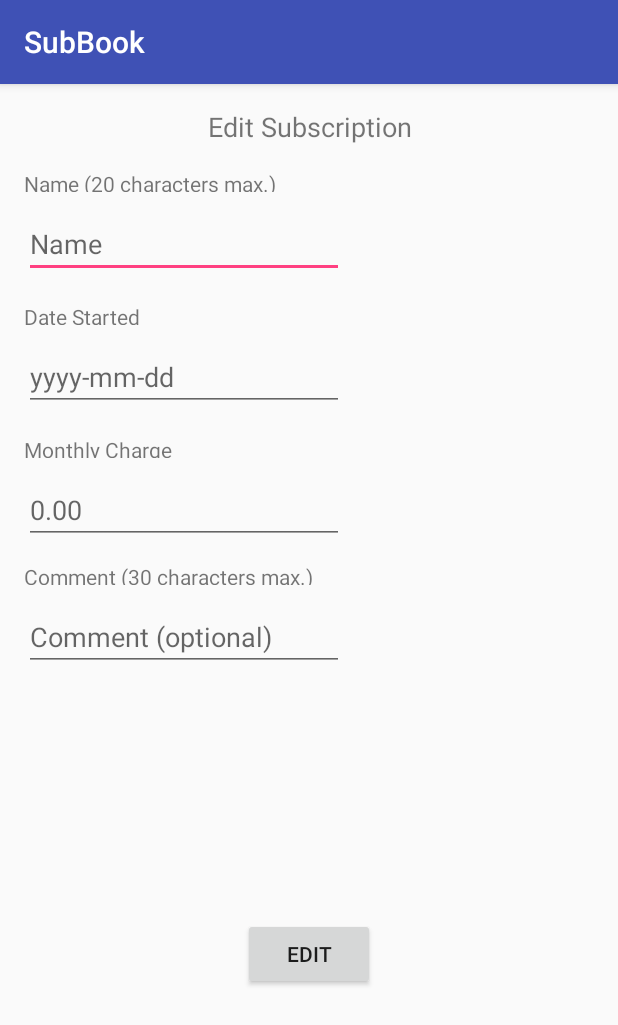
After one commit to guessworks/Assignment1, an Android app: the EditSubscription screen opened directly, with no data from a screen before it, on a phone screen of 412 x 824 dp. The commit adds this screen. Shown: the top 1025 px of the screen. Run offline under Robolectric (Android 15) with nearby library versions, the phone set to English and light mode, and no system bars.

Commit message:
Debugging EditSubscription

```diff
--- /dev/null
+++ b/app/src/main/java/com/example/assignment1/EditSubscription.java
@@ -0,0 +1,123 @@
+/*
+ *
+ * EditSubscription
+ *
+ * February 4, 2018
+ *
+ * Copyright (c) 2018 Lauren H.-Leblanc, CMPUT 301,
+ * University of Alberta - All Rights Reserved.
+ * You may use, distribute, or modify this code under terms and conditions
+  * of the Code of Student Behaviour at the University of Alberta.
+ */
+
+package com.example.assignment1;
+
+import android.content.Context;
+import android.content.Intent;
+import android.support.v7.app.AppCompatActivity;
+import android.os.Bundle;
+import android.view.View;
+import android.widget.Button;
+import android.widget.EditText;
+import android.widget.Toast;
+
+import java.util.Date;
+
+/**
+ * A sub-activity which allows the user to edit a subscription.
+ *
+ * @author Lauren H.-L.
+ * @see Subscription
+ * @see SubList
+ * @see ViewSubscription
+ */
+public class EditSubscription extends AppCompatActivity {
+
+    private String name;
+    private String date;
+    private Double charge;
+    private String comment;
+    private Subscription sub;
+    private Context context= this;
+
+    /**
+     * On creation of the activity, it displays the layout. Also dictates what
+     * actions will be performed once the "Edit" button is clicked.
+     *
+     * @param savedInstanceState The activity's previous saved state.
+     */
+    @Override
+    protected void onCreate(Bundle savedInstanceState) {
+        super.onCreate(savedInstanceState);
+        setContentView(R.layout.activity_edit_subscription);
+
+        View.OnClickListener editSubListener = new View.OnClickListener() {
+            public void onClick(View view){
+
+                getInput();
+                try {
+                    checkInput();
+                    /* no errors, continue */
+                    sub = new Subscription(charge, date, name, comment);
+                    finish();
+                }
+                catch(NegativeChargeException ex){
+                    Toast.makeText(getApplicationContext(), "Monthly Charge can't be negative", Toast.LENGTH_LONG).show();
+                }
+                catch(EmptyFieldException ex){
+                    Toast.makeText(getApplicationContext(), "Name, Date, and Monthly charge cannot be left blank.", Toast.LENGTH_LONG).show();
+                }
+            }
+        };
+        Button editSubButton = (Button) findViewById(R.id.button);
+        editSubButton.setOnClickListener(editSubListener);
+    }
+
+
+    /**
+     * Gets the user entered text from the view objects and places it in variables.
+     */
+    public void getInput() {
+        EditText editText = (EditText) findViewById(R.id.NameField);
+        name = editText.getText().toString();
+        EditText editText2 = (EditText) findViewById(R.id.DateField);
+        date = editText2.getText().toString();
+        EditText editText3 = (EditText) findViewById(R.id.MonthlyCharge);
+        String temp = editText3.getText().toString();
+        if (!(temp.isEmpty())) {
+            charge = Double.parseDouble(temp);
+        }
+        EditText editText5 = (EditText) findViewById(R.id.CommentField);
+        comment = editText5.getText().toString();
+    }
+
+    /**
+     * Throws exception if user entered text is invalid.
+     *
+     * @throws NegativeChargeException Thrown if monthly charge is negative.
+     * @throws EmptyFieldException Thrown if an essential field is empty.
+     */
+    public void checkInput() throws NegativeChargeException, EmptyFieldException {
+        if ((charge != null) && (charge < 0)) {
+            throw new NegativeChargeException();
+        }
+        if ((name == null) || (charge == null) || (date == null)){
+            throw new EmptyFieldException();
+        }
+        if (comment == null){
+            comment = " ";
+        }
+    }
+
+    /**
+     * When the activity finishes, it creates a new Subscription object
+     * and places it in an intent to be returned to the ViewSubscription activity.
+     */
+    @Override
+    public void finish() {
+        Intent returnData = new Intent();
+        returnData.putExtra("editSub", sub);
+        setResult(RESULT_OK, returnData);
+        super.finish();
+    }
+}
--- /dev/null
+++ b/app/src/main/res/layout/activity_edit_subscription.xml
@@ -0,0 +1,127 @@
+<?xml version="1.0" encoding="utf-8"?>
+<android.support.constraint.ConstraintLayout xmlns:android="http://schemas.android.com/apk/res/android"
+    xmlns:app="http://schemas.android.com/apk/res-auto"
+    xmlns:tools="http://schemas.android.com/tools"
+    android:layout_width="match_parent"
+    android:layout_height="match_parent"
+    tools:context="com.example.assignment1.EditSubscription">
+
+    <TextView
+        android:id="@+id/textView"
+        android:layout_width="0dp"
+        android:layout_height="wrap_content"
+        android:layout_marginEnd="16dp"
+        android:layout_marginStart="16dp"
+        android:layout_marginTop="16dp"
+        android:text="@string/EditSubTitle"
+        android:textAlignment="center"
+        android:textSize="18sp"
+        app:layout_constraintEnd_toEndOf="parent"
+        app:layout_constraintStart_toStartOf="parent"
+        app:layout_constraintTop_toTopOf="parent" />
+
+    <TextView
+        android:id="@+id/textView3"
+        android:layout_width="wrap_content"
+        android:layout_height="15dp"
+        android:layout_marginStart="16dp"
+        android:layout_marginTop="16dp"
+        android:text="@string/NameTextView"
+        android:textAlignment="viewStart"
+        app:layout_constraintStart_toStartOf="parent"
+        app:layout_constraintTop_toBottomOf="@+id/textView" />
+
+    <EditText
+        android:id="@+id/NameField"
+        android:layout_width="wrap_content"
+        android:layout_height="wrap_content"
+        android:layout_marginStart="16dp"
+        android:layout_marginTop="12dp"
+        android:ems="10"
+        android:hint="@string/NameFieldHint"
+        android:inputType="textNoSuggestions|textPersonName"
+        android:maxLength="20"
+        app:layout_constraintStart_toStartOf="parent"
+        app:layout_constraintTop_toBottomOf="@+id/textView3" />
+
+    <TextView
+        android:id="@+id/textView4"
+        android:layout_width="wrap_content"
+        android:layout_height="15dp"
+        android:layout_marginStart="16dp"
+        android:layout_marginTop="16dp"
+        android:text="@string/DateTextView"
+        app:layout_constraintStart_toStartOf="parent"
+        app:layout_constraintTop_toBottomOf="@+id/NameField" />
+
+    <EditText
+        android:id="@+id/DateField"
+        android:layout_width="wrap_content"
+        android:layout_height="wrap_content"
+        android:layout_marginStart="16dp"
+        android:layout_marginTop="12dp"
+        android:ems="10"
+        android:hint="@string/DateFieldHint"
+        android:inputType="date"
+        app:layout_constraintStart_toStartOf="parent"
+        app:layout_constraintTop_toBottomOf="@+id/textView4" />
+
+    <TextView
+        android:id="@+id/textView5"
+        android:layout_width="wrap_content"
+        android:layout_height="15dp"
+        android:layout_marginStart="16dp"
+        android:layout_marginTop="16dp"
+        android:text="@string/ChargeTextView"
+        app:layout_constraintStart_toStartOf="parent"
+        app:layout_constraintTop_toBottomOf="@+id/DateField" />
+
+    <EditText
+        android:id="@+id/MonthlyCharge"
+        android:layout_width="wrap_content"
+        android:layout_height="wrap_content"
+        android:layout_marginStart="16dp"
+        android:layout_marginTop="12dp"
+        android:ems="10"
+        android:hint="@string/ChargeFieldHint"
+        android:inputType="numberDecimal"
+        app:layout_constraintStart_toStartOf="parent"
+        app:layout_constraintTop_toBottomOf="@+id/textView5" />
+
+    <TextView
+        android:id="@+id/textView6"
+        android:layout_width="wrap_content"
+        android:layout_height="15dp"
+        android:layout_marginStart="16dp"
+        android:layout_marginTop="12dp"
+        android:text="@string/CommentTextView"
+        app:layout_constraintStart_toStartOf="parent"
+        app:layout_constraintTop_toBottomOf="@+id/MonthlyCharge" />
+
+    <EditText
+        android:id="@+id/CommentField"
+        android:layout_width="wrap_content"
+        android:layout_height="wrap_content"
+        android:layout_marginStart="16dp"
+        android:layout_marginTop="12dp"
+        android:ems="10"
+        android:hint="@string/CommentFieldHint"
+        android:inputType="textNoSuggestions|textMultiLine"
+        android:maxLength="30"
+        app:layout_constraintStart_toStartOf="parent"
+        app:layout_constraintTop_toBottomOf="@+id/textView6" />
+
+    <Button
+        android:id="@+id/button"
+        android:layout_width="wrap_content"
+        android:layout_height="wrap_content"
+        android:layout_marginBottom="16dp"
+        android:layout_marginEnd="16dp"
+        android:layout_marginStart="16dp"
+        android:layout_marginTop="16dp"
+        android:text="@string/EditSubButton"
+        app:layout_constraintBottom_toBottomOf="parent"
+        app:layout_constraintEnd_toEndOf="parent"
+        app:layout_constraintStart_toStartOf="parent"
+        app:layout_constraintTop_toBottomOf="@+id/CommentField" />
+</android.support.constraint.ConstraintLayout>
--- a/app/src/main/res/values/strings.xml
+++ b/app/src/main/res/values/strings.xml
@@ -17,4 +17,5 @@
     <string name="DeleteSubButton">Delete</string>
     <string name="MonthlyCharge">Monthly charge:</string>
     <string name="Date">Date started:</string>
+    <string name="EditSubTitle">Edit Subscription</string>
 </resources>
```
Also changed, not shown: app/src/main/AndroidManifest.xml (+15 -2 lines), app/src/main/java/com/example/assignment1/SubBook.java (+26 -14 lines), app/src/main/java/com/example/assignment1/SubList.java (+6 -9 lines), app/src/main/java/com/example/assignment1/ViewSubscription.java (+57 -12 lines).
